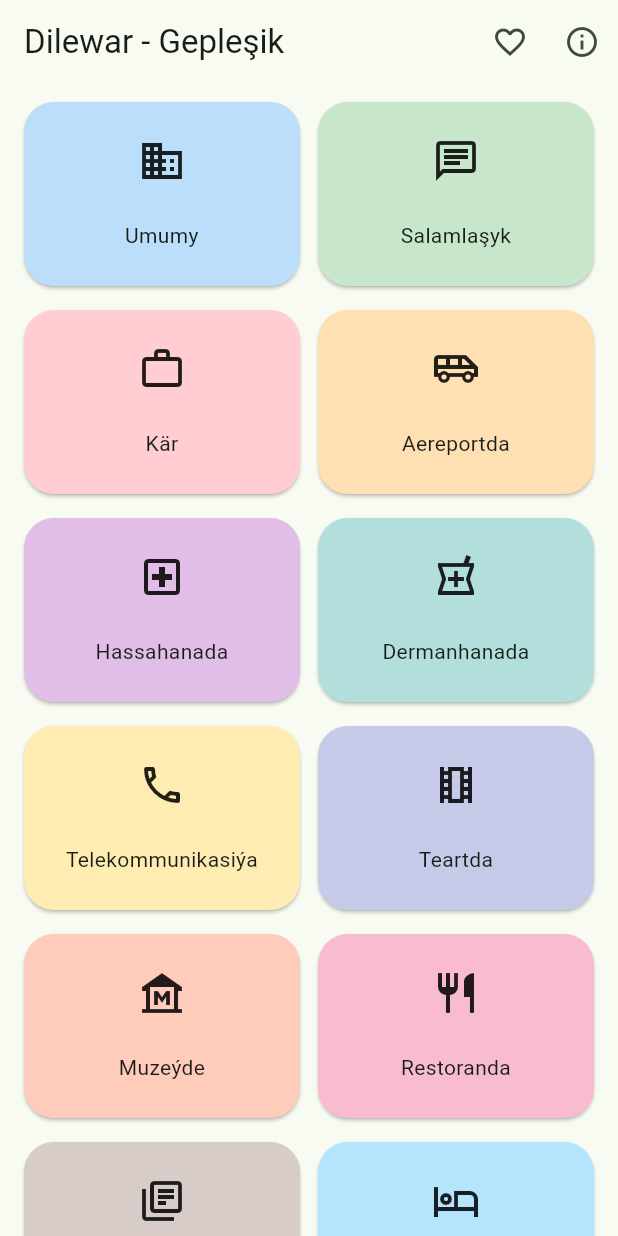
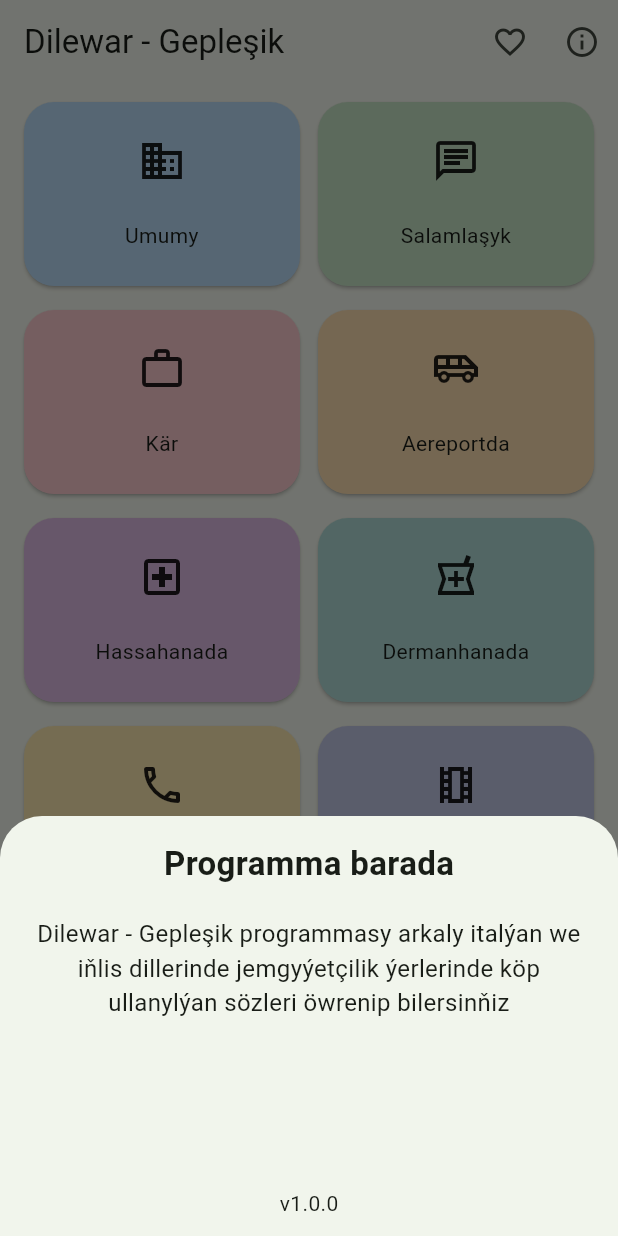
Before and after one commit to orazgulcayew/dilewar-gepleshik, a Flutter app: the screen it shows after launch, after a tap on the "info outline" icon, on a phone screen of 412 x 824 dp. Run offline on Flutter 3.47's test engine with Material 2 defaults, Android fonts, the phone set to English and light mode, and no system bars; our stand-ins replace gap, hive, hive_flutter; accounts and stored records are empty.

Commit message:
info sheet added, icon changed

```diff
--- a/lib/screen/home_view.dart
+++ b/lib/screen/home_view.dart
@@ -6,6 +6,8 @@ import 'package:dilewar/widgets/card.dart';
 import 'package:dilewar/config/app_Strings.dart';
 import 'package:flutter/material.dart';
 import 'package:flutter/services.dart';
+
+import '../widgets/info_bottom_sheet.dart';
 
 class HomeView extends StatefulWidget {
   const HomeView({super.key});
@@ -82,7 +84,15 @@ class _HomeViewState extends State<HomeView> {
                 context.openFavorites();
               },
               icon: const Icon(Icons.favorite_outline)),
-          IconButton(onPressed: () {}, icon: const Icon(Icons.info_outline)),
+          IconButton(
+              onPressed: () {
+                showModalBottomSheet(
+                  context: context,
+                  builder: (context) =>
+                      const SizedBox(height: 280, child: InfoBottomSheet()),
+                );
+              },
+              icon: const Icon(Icons.info_outline)),
         ],
       ),
       body: Visibility(
--- /dev/null
+++ b/lib/widgets/info_bottom_sheet.dart
@@ -0,0 +1,32 @@
+import 'package:flutter/material.dart';
+import 'package:gap/gap.dart';
+
+class InfoBottomSheet extends StatelessWidget {
+  const InfoBottomSheet({super.key});
+
+  @override
+  Widget build(BuildContext context) {
+    return Column(
+      mainAxisAlignment: MainAxisAlignment.center,
+      children: const [
+        Gap(16),
+        Text(
+          'Programma barada',
+          style: TextStyle(fontSize: 22, fontWeight: FontWeight.bold),
+        ),
+        Gap(20),
+        Padding(
+          padding: EdgeInsets.symmetric(horizontal: 24),
+          child: Text(
+            'Dilewar - Gepleşik programmasy arkaly italýan we iňlis dillerinde jemgyýetçilik ýerlerinde köp ullanylýan sözleri öwrenip bilersinňiz',
+            textAlign: TextAlign.center,
+            style: TextStyle(fontSize: 16),
+          ),
+        ),
+        Spacer(),
+        Text('v1.0.0'),
+        Gap(12),
+      ],
+    );
+  }
+}
```
Also changed, not shown: pubspec.yaml (+8 -0 lines), assets/logo.png (added), pubspec.lock, 34 other files.
